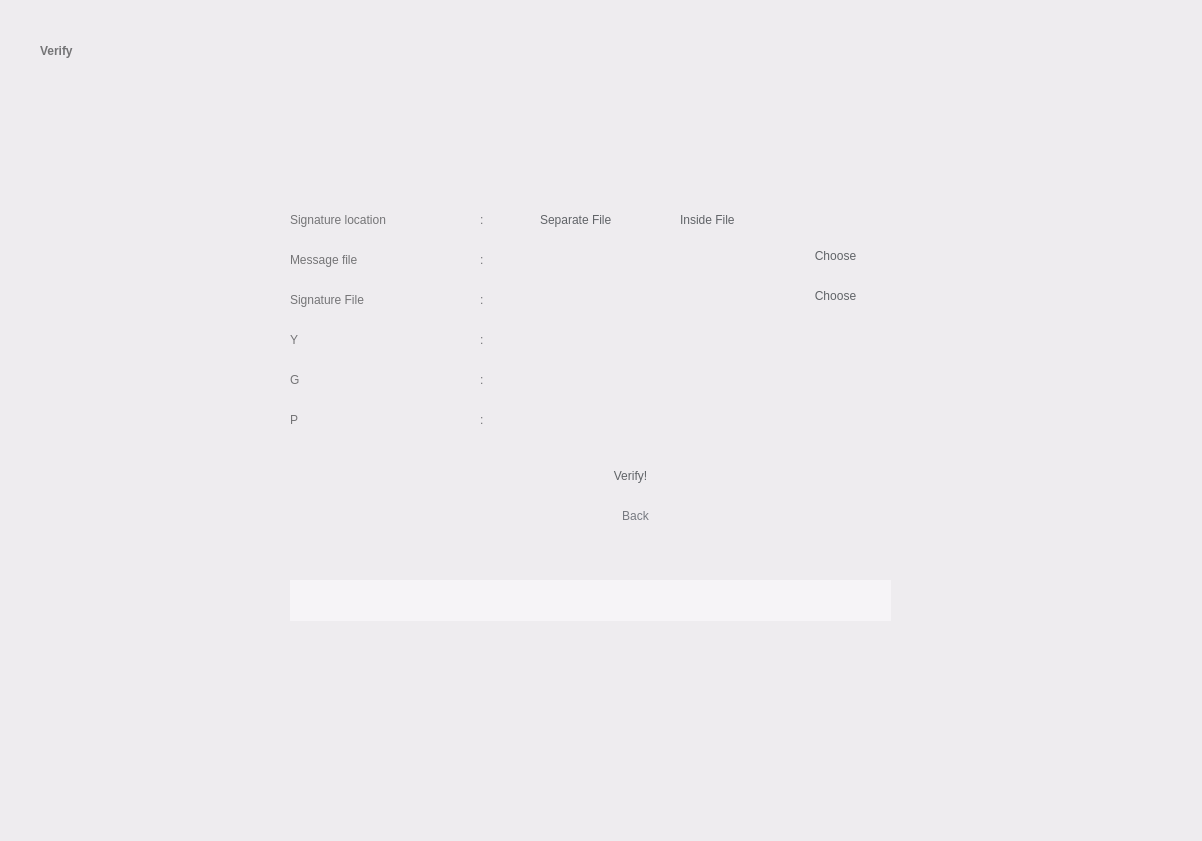
salsabiilashifa11/Tugas5Kripto, file UI/ElGamal/Verify.ui: the form before one commit.
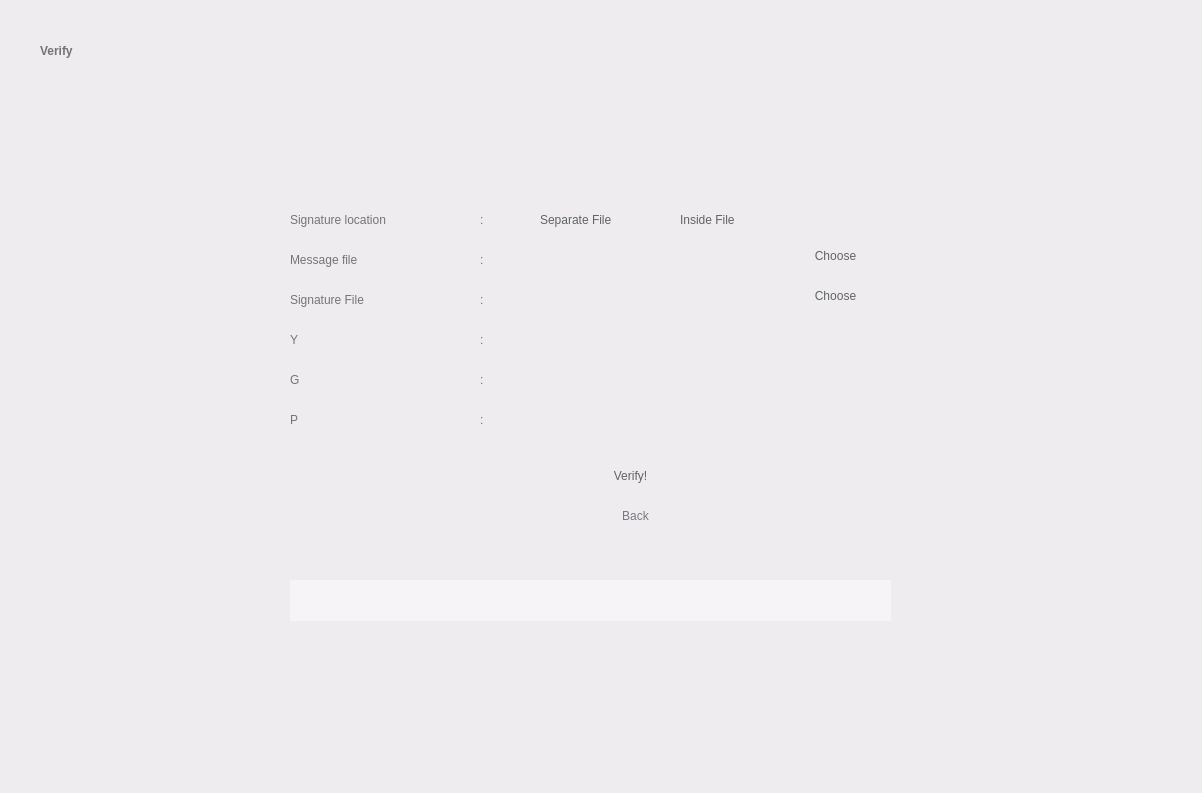
The form after the commit.

The edit to the form file:
```diff
--- a/UI/ElGamal/Verify.ui
+++ b/UI/ElGamal/Verify.ui
@@ -7,7 +7,7 @@
     <x>0</x>
     <y>0</y>
     <width>1202</width>
-    <height>841</height>
+    <height>793</height>
    </rect>
   </property>
   <property name="windowTitle">
```
